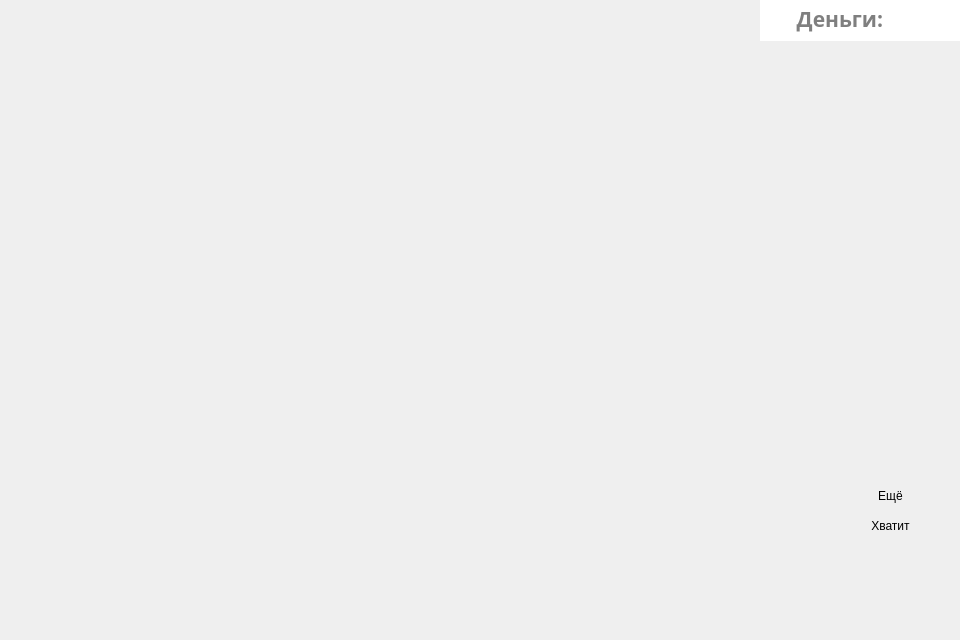
The window that 21.ui (slava2018/python) describes before a commit, drawn with Qt 5.
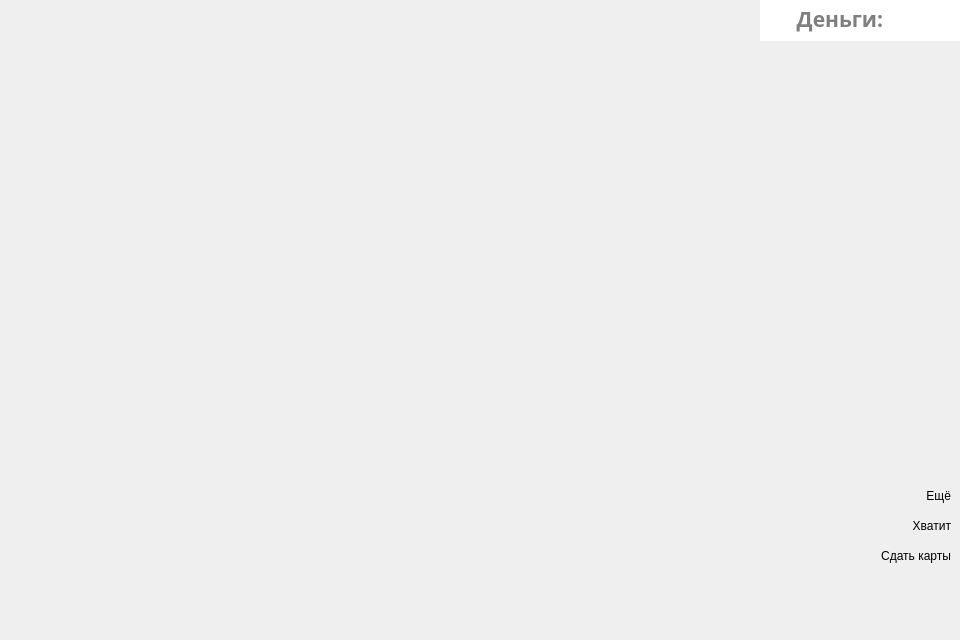
The same window after the commit. Icons and pictures are not drawn.

What changed in the file:
```diff
--- a/21.ui
+++ b/21.ui
@@ -33,7 +33,24 @@
    <string notr="true">QMainWindow
 {
 	background: url(&quot;img/background.jpg&quot;);
-}</string>
+}
+
+QPushButton
+{
+	text-align:right;
+	padding-right:10px;
+}
+
+QPushButton:selected
+{
+	outline: none;
+}
+
+QPushButton:active
+{
+	outline: none;
+}
+</string>
   </property>
   <widget class="QWidget" name="centralwidget">
    <widget class="QLabel" name="dealer">
@@ -201,8 +218,8 @@
    <widget class="QLabel" name="u_card1">
     <property name="geometry">
      <rect>
-      <x>30</x>
-      <y>20</y>
+      <x>50</x>
+      <y>40</y>
       <width>63</width>
       <height>85</height>
      </rect>
@@ -214,8 +231,8 @@
    <widget class="QLabel" name="u_card2">
     <property name="geometry">
      <rect>
-      <x>60</x>
-      <y>20</y>
+      <x>80</x>
+      <y>40</y>
       <width>63</width>
       <height>85</height>
      </rect>
@@ -227,8 +244,8 @@
    <widget class="QLabel" name="u_card3">
     <property name="geometry">
      <rect>
-      <x>90</x>
-      <y>20</y>
+      <x>110</x>
+      <y>40</y>
       <width>63</width>
       <height>85</height>
      </rect>
@@ -240,8 +257,8 @@
    <widget class="QLabel" name="u_card4">
     <property name="geometry">
      <rect>
-      <x>120</x>
-      <y>20</y>
+      <x>140</x>
+      <y>40</y>
       <width>63</width>
       <height>85</height>
      </rect>
@@ -253,8 +270,8 @@
    <widget class="QLabel" name="u_card5">
     <property name="geometry">
      <rect>
-      <x>150</x>
-      <y>20</y>
+      <x>170</x>
+      <y>40</y>
       <width>63</width>
       <height>85</height>
      </rect>
@@ -266,8 +283,8 @@
    <widget class="QLabel" name="u_card6">
     <property name="geometry">
      <rect>
-      <x>180</x>
-      <y>20</y>
+      <x>200</x>
+      <y>40</y>
       <width>63</width>
       <height>85</height>
      </rect>
@@ -279,8 +296,8 @@
    <widget class="QLabel" name="u_card7">
     <property name="geometry">
      <rect>
-      <x>210</x>
-      <y>20</y>
+      <x>230</x>
+      <y>40</y>
       <width>63</width>
       <height>85</height>
      </rect>
@@ -292,8 +309,8 @@
    <widget class="QLabel" name="u_card8">
     <property name="geometry">
      <rect>
-      <x>240</x>
-      <y>20</y>
+      <x>260</x>
+      <y>40</y>
       <width>63</width>
       <height>85</height>
      </rect>
@@ -305,8 +322,8 @@
    <widget class="QLabel" name="u_card9">
     <property name="geometry">
      <rect>
-      <x>270</x>
-      <y>20</y>
+      <x>290</x>
+      <y>40</y>
       <width>63</width>
       <height>85</height>
      </rect>
@@ -318,8 +335,8 @@
    <widget class="QLabel" name="u_card10">
     <property name="geometry">
      <rect>
-      <x>300</x>
-      <y>20</y>
+      <x>320</x>
+      <y>40</y>
       <width>63</width>
       <height>85</height>
      </rect>
@@ -331,8 +348,8 @@
    <widget class="QLabel" name="u_card11">
     <property name="geometry">
      <rect>
-      <x>330</x>
-      <y>20</y>
+      <x>350</x>
+      <y>40</y>
       <width>63</width>
       <height>85</height>
      </rect>
@@ -350,6 +367,9 @@
       <height>31</height>
      </rect>
     </property>
+    <property name="layoutDirection">
+     <enum>Qt::LeftToRight</enum>
+    </property>
     <property name="styleSheet">
      <string notr="true">QPushButton
 {
@@ -376,6 +396,9 @@
       <height>31</height>
      </rect>
     </property>
+    <property name="layoutDirection">
+     <enum>Qt::LeftToRight</enum>
+    </property>
     <property name="styleSheet">
      <string notr="true">QPushButton
 {
@@ -428,6 +451,73 @@
      <string>      Деньги:</string>
     </property>
    </widget>
+   <widget class="QPushButton" name="Start">
+    <property name="geometry">
+     <rect>
+      <x>820</x>
+      <y>540</y>
+      <width>141</width>
+      <height>31</height>
+     </rect>
+    </property>
+    <property name="layoutDirection">
+     <enum>Qt::LeftToRight</enum>
+    </property>
+    <property name="styleSheet">
+     <string notr="true">QPushButton
+{
+	background: url(&quot;img/stop.png&quot;);
+	border: none;
+}
+
+QPushButton:hover
+{
+	border: none;
+	margin-left: 30px
+}</string>
+    </property>
+    <property name="text">
+     <string>Сдать карты</string>
+    </property>
+    <property name="checkable">
+     <bool>false</bool>
+    </property>
+    <property name="default">
+     <bool>false</bool>
+    </property>
+   </widget>
+   <widget class="QLabel" name="d_points">
+    <property name="geometry">
+     <rect>
+      <x>190</x>
+      <y>492</y>
+      <width>81</width>
+      <height>21</height>
+     </rect>
+    </property>
+    <property name="styleSheet">
+     <string notr="true">color: #ffffff;</string>
+    </property>
+    <property name="text">
+     <string/>
+    </property>
+   </widget>
+   <widget class="QLabel" name="u_points">
+    <property name="geometry">
+     <rect>
+      <x>50</x>
+      <y>10</y>
+      <width>81</width>
+      <height>21</height>
+     </rect>
+    </property>
+    <property name="styleSheet">
+     <string notr="true">color: #ffffff;</string>
+    </property>
+    <property name="text">
+     <string/>
+    </property>
+   </widget>
   </widget>
   <widget class="QMenuBar" name="menubar">
    <property name="geometry">
```
Left out of the diff: 3 changed lines with no effect on the pictures.
